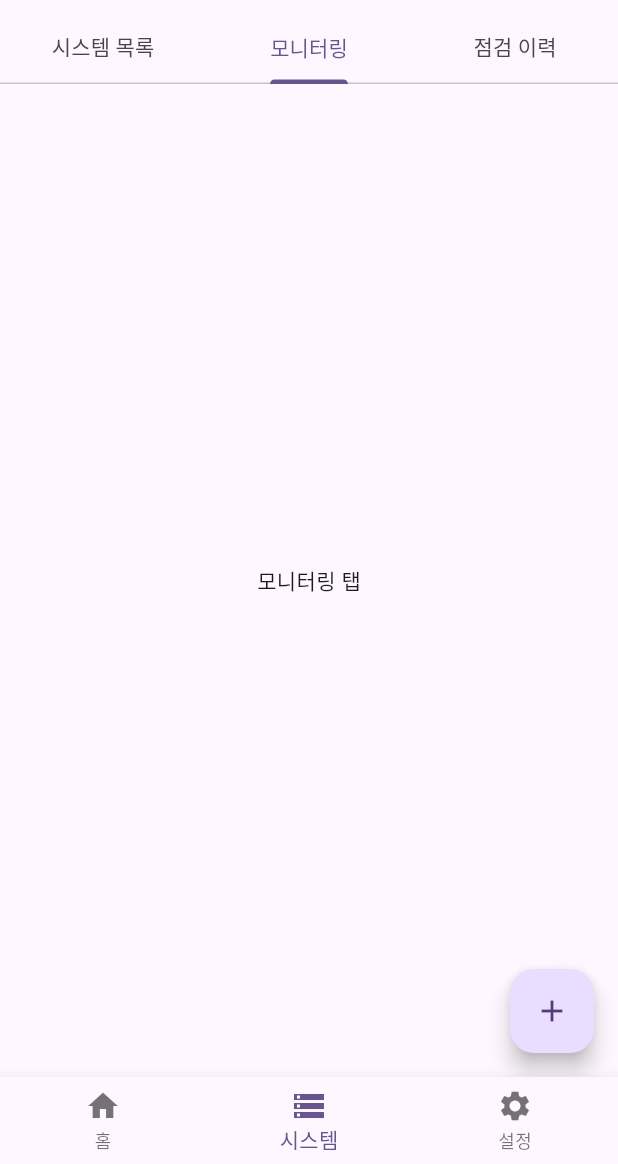
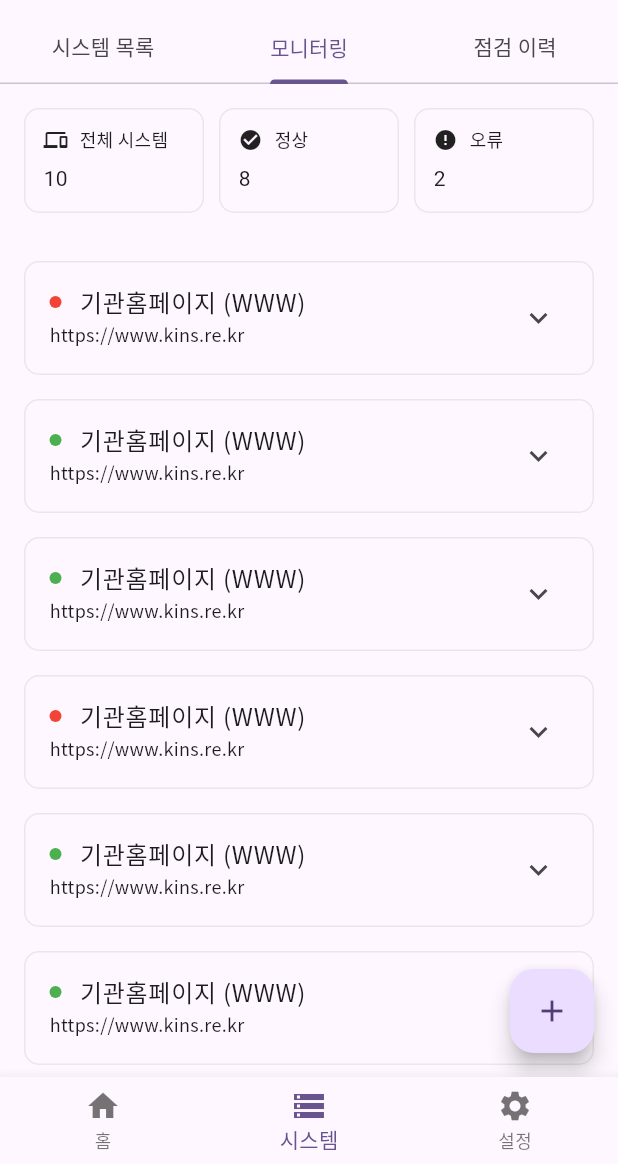
Before and after one commit to J1NWAN/url_check, a Flutter app: the SystemScreen screen opened by its route, tab 2 chosen, on a phone screen of 412 x 824 dp, the part 72-1236 px from its top. Run offline on Flutter 3.47's test engine with Material 3 defaults, Android fonts, the phone set to English and light mode, and no system bars; our stand-ins replace dropdown_button2, fl_chart, flutter_riverpod, go_router, google_fonts, riverpod_annotation and 1 more; generated files the repository leaves out were written again.

Commit message:
feat: 모니터링 화면 구현

```diff
--- a/lib/features/system/view/system_screen.dart
+++ b/lib/features/system/view/system_screen.dart
@@ -1,5 +1,6 @@
 import 'package:flutter/material.dart';
 import 'package:flutter_riverpod/flutter_riverpod.dart';
+import 'package:url_check/features/system/view/tab/monitoring_tab.dart';
 import 'package:url_check/features/system/view/tab/system_list_tab.dart';
 import 'package:url_check/features/system/viewmodel/system_list_view_model.dart';
 import 'package:url_check/features/system/view/tab/inspection_history_tab.dart';
@@ -25,7 +26,7 @@ class SystemScreen extends ConsumerWidget {
               child: TabBarView(
                 children: [
                   SystemListTab(),
-                  Center(child: Text('모니터링 탭')), // 추후 구현
+                  MonitoringTab(),
                   InspectionHistoryTab(),
                 ],
               ),
--- /dev/null
+++ b/lib/features/system/view/tab/monitoring_tab.dart
@@ -0,0 +1,180 @@
+import 'package:flutter/material.dart';
+import 'package:flutter_riverpod/flutter_riverpod.dart';
+import 'package:url_check/core/theme/custom_text_theme.dart';
+
+class MonitoringTab extends ConsumerWidget {
+  const MonitoringTab({super.key});
+
+  @override
+  Widget build(BuildContext context, WidgetRef ref) {
+    return Column(
+      children: [
+        // 상단 요약 정보
+        Padding(
+          padding: const EdgeInsets.all(16.0),
+          child: Row(
+            children: [
+              Expanded(
+                child: _buildSummaryCard(
+                  context,
+                  title: '전체 시스템',
+                  value: '10',
+                  icon: Icons.devices,
+                ),
+              ),
+              const SizedBox(width: 10),
+              Expanded(
+                child: _buildSummaryCard(
+                  context,
+                  title: '정상',
+                  value: '8',
+                  icon: Icons.check_circle,
+                  valueColor: Colors.green,
+                ),
+              ),
+              const SizedBox(width: 10),
+              Expanded(
+                child: _buildSummaryCard(
+                  context,
+                  title: '오류',
+                  value: '2',
+                  icon: Icons.error,
+                  valueColor: Colors.red,
+                ),
+              ),
+            ],
+          ),
+        ),
+
+        // 실시간 모니터링 목록
+        Expanded(
+          child: ListView.separated(
+            padding: const EdgeInsets.all(16),
+            itemCount: 10,
+            separatorBuilder: (context, index) => const SizedBox(height: 16),
+            itemBuilder: (context, index) {
+              return Container(
+                decoration: BoxDecoration(
+                  color: Theme.of(context).colorScheme.surface,
+                  borderRadius: BorderRadius.circular(10),
+                  border: Border.all(color: Colors.grey.withOpacity(0.2)),
+                ),
+                child: ExpansionTile(
+                  shape: RoundedRectangleBorder(
+                    borderRadius: BorderRadius.circular(0),
+                    side: const BorderSide(color: Colors.transparent),
+                  ),
+                  title: Row(
+                    children: [
+                      Container(
+                        width: 8,
+                        height: 8,
+                        decoration: BoxDecoration(
+                          color: index % 3 == 0 ? Colors.red : Colors.green,
+                          shape: BoxShape.circle,
+                        ),
+                      ),
+                      const SizedBox(width: 12),
+                      Text(
+                        '기관홈페이지 (WWW)',
+                        style: CustomTextTheme.theme.bodyLarge,
+                      ),
+                    ],
+                  ),
+                  subtitle: Text(
+                    'https://www.kins.re.kr',
+                    style: CustomTextTheme.theme.bodySmall,
+                  ),
+                  children: [
+                    Padding(
+                      padding: const EdgeInsets.all(16.0),
+                      child: Column(
+                        children: [
+                          _buildDetailRow('마지막 점검', '2024-03-21 15:30:00'),
+                          _buildDetailRow('응답 시간', '1.2초'),
+                          _buildDetailRow('상태 코드', '200 OK'),
+                          _buildDetailRow('금일 가용성', '99.9%'),
+                          const SizedBox(height: 16),
+                          Row(
+                            mainAxisAlignment: MainAxisAlignment.end,
+                            children: [
+                              TextButton.icon(
+                                onPressed: () {
+                                  // 알림 설정
+                                },
+                                icon: const Icon(Icons.notifications),
+                                label: const Text('알림 설정'),
+                              ),
+                              const SizedBox(width: 16),
+                              TextButton.icon(
+                                onPressed: () {
+                                  // 상세 통계
+                                },
+                                icon: const Icon(Icons.analytics),
+                                label: const Text('상세 통계'),
+                              ),
+                            ],
+                          ),
+                        ],
+                      ),
+                    ),
+                  ],
+                ),
+              );
+            },
+          ),
+        ),
+      ],
+    );
+  }
+
+  Widget _buildSummaryCard(
+    BuildContext context, {
+    required String title,
+    required String value,
+    required IconData icon,
+    Color? valueColor,
+  }) {
+    return Container(
+      padding: const EdgeInsets.all(12),
+      decoration: BoxDecoration(
+        color: Theme.of(context).colorScheme.surface,
+        borderRadius: BorderRadius.circular(10),
+        border: Border.all(color: Colors.grey.withOpacity(0.2)),
+      ),
+      child: Column(
+        crossAxisAlignment: CrossAxisAlignment.start,
+        children: [
+          Row(
+            children: [
+              Icon(icon, size: 16),
+              const SizedBox(width: 8),
+              Text(title, style: CustomTextTheme.theme.bodySmall),
+            ],
+          ),
+          const SizedBox(height: 8),
+          Text(
+            value,
+            style: CustomTextTheme.theme.headlineMedium?.copyWith(
+              color: valueColor,
+              fontWeight: FontWeight.bold,
+            ),
+          ),
+        ],
+      ),
+    );
+  }
+
+  Widget _buildDetailRow(String label, String value) {
+    return Padding(
+      padding: const EdgeInsets.symmetric(vertical: 4),
+      child: Row(
+        mainAxisAlignment: MainAxisAlignment.spaceBetween,
+        children: [
+          Text(label, style: CustomTextTheme.theme.bodyMedium),
+          Text(value, style: CustomTextTheme.theme.bodyMedium),
+        ],
+      ),
+    );
+  }
+}
```
